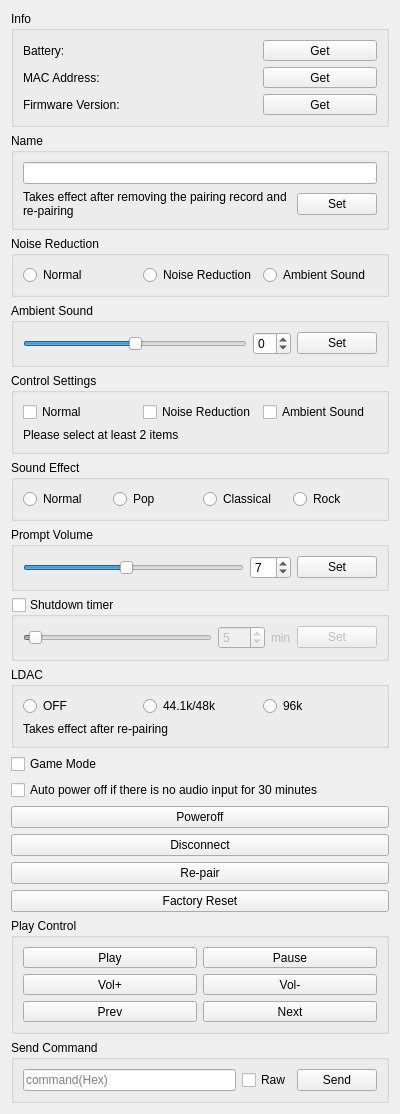
Old version of the form Qt/devices/basedevice.ui in the repository wh201906/mEDIFIER.
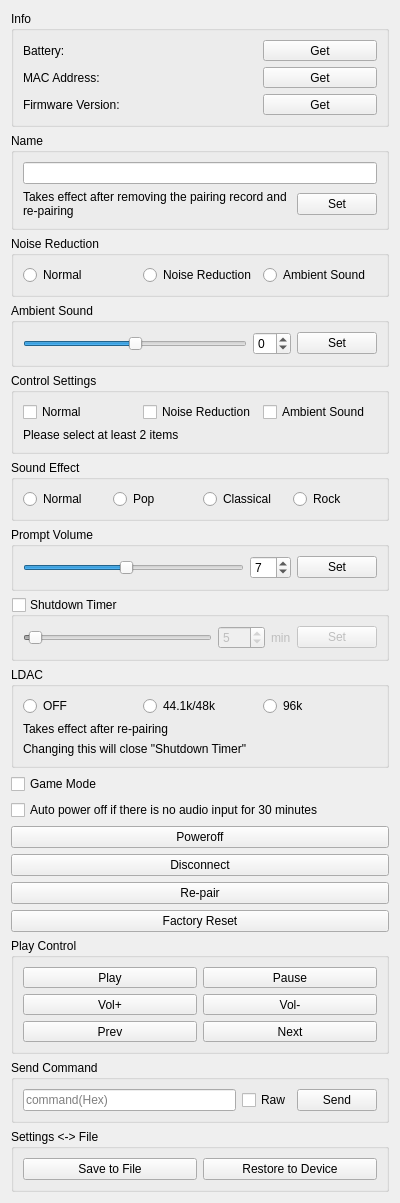
New version of the form.

Commit message:
Save/Restore settings from file
IDK why my headset loses all settings randomly.

Diff of the .ui file:
```diff
--- a/Qt/devices/basedevice.ui
+++ b/Qt/devices/basedevice.ui
@@ -7,7 +7,7 @@
     <x>0</x>
     <y>0</y>
     <width>400</width>
-    <height>1070</height>
+    <height>1200</height>
    </rect>
   </property>
   <property name="sizePolicy">
@@ -350,7 +350,7 @@
    <item>
     <widget class="QGroupBox" name="shutdownTimerGroup">
      <property name="title">
-      <string>Shutdown timer</string>
+      <string>Shutdown Timer</string>
      </property>
      <property name="checkable">
       <bool>true</bool>
@@ -443,6 +443,13 @@
         </property>
        </widget>
       </item>
+      <item>
+       <widget class="QLabel" name="label_7">
+        <property name="text">
+         <string>Changing this will close &quot;Shutdown Timer&quot;</string>
+        </property>
+       </widget>
+      </item>
      </layout>
     </widget>
    </item>
@@ -569,6 +576,29 @@
      </layout>
     </widget>
    </item>
+   <item>
+    <widget class="QGroupBox" name="fileGrp">
+     <property name="title">
+      <string>Settings &lt;-&gt; File</string>
+     </property>
+     <layout class="QHBoxLayout" name="horizontalLayout_13">
+      <item>
+       <widget class="QPushButton" name="fileSaveButton">
+        <property name="text">
+         <string>Save to File</string>
+        </property>
+       </widget>
+      </item>
+      <item>
+       <widget class="QPushButton" name="fileWriteDeviceButton">
+        <property name="text">
+         <string>Restore to Device</string>
+        </property>
+       </widget>
+      </item>
+     </layout>
+    </widget>
+   </item>
    <item>
     <spacer name="verticalSpacer">
      <property name="orientation">
```
The commit also changes 3 other files.
